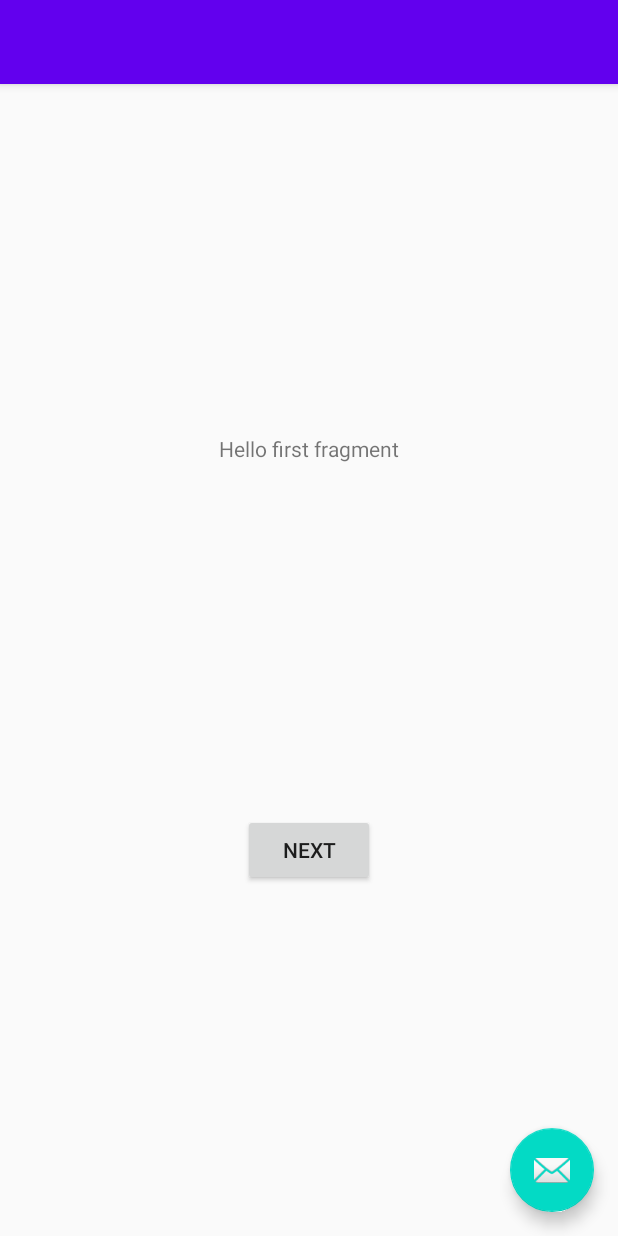
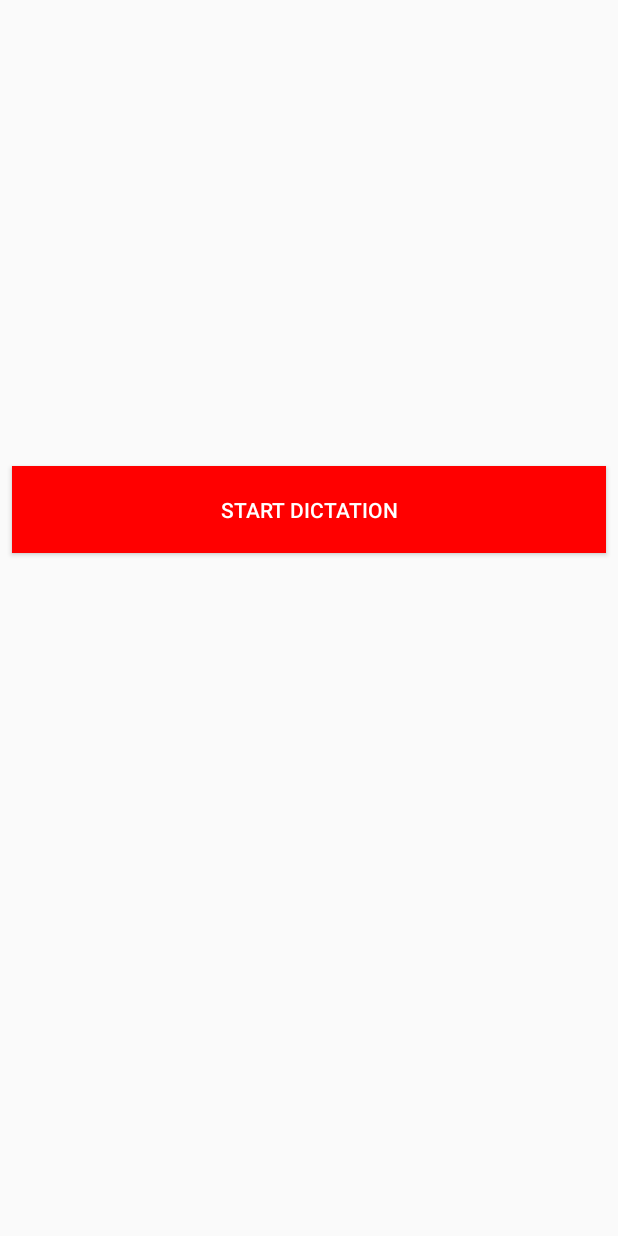
Before and after one commit to pradyumnjain/metadoc-voice-assistant, an Android app: the layout activity_record.xml on its own in the app's theme, with its tools: preview values and no code run, on a phone screen of 412 x 824 dp. Run offline under Robolectric (Android 15) with nearby library versions, the phone set to English and light mode, and no system bars.

Commit message:
Speech to text final

```diff
--- a/Metadoc/app/src/main/java/com/gautam/metadoc/FirstFragment.kt
+++ /dev/null
@@ -1,31 +0,0 @@
-package com.gautam.metadoc
-
-import android.os.Bundle
-import androidx.fragment.app.Fragment
-import android.view.LayoutInflater
-import android.view.View
-import android.view.ViewGroup
-import android.widget.Button
-import androidx.navigation.fragment.findNavController
-
-/**
- * A simple [Fragment] subclass as the default destination in the navigation.
- */
-class FirstFragment : Fragment() {
-
-    override fun onCreateView(
-        inflater: LayoutInflater, container: ViewGroup?,
-        savedInstanceState: Bundle?
-    ): View? {
-        // Inflate the layout for this fragment
-        return inflater.inflate(R.layout.fragment_first, container, false)
-    }
-
-    override fun onViewCreated(view: View, savedInstanceState: Bundle?) {
-        super.onViewCreated(view, savedInstanceState)
-
-        view.findViewById<Button>(R.id.button_first).setOnClickListener {
-            findNavController().navigate(R.id.action_FirstFragment_to_SecondFragment)
-        }
-    }
-}
--- a/Metadoc/app/src/main/res/layout/activity_record.xml
+++ b/Metadoc/app/src/main/res/layout/activity_record.xml
@@ -1,33 +1,39 @@
 <?xml version="1.0" encoding="utf-8"?>
-<androidx.coordinatorlayout.widget.CoordinatorLayout xmlns:android="http://schemas.android.com/apk/res/android"
+<androidx.constraintlayout.widget.ConstraintLayout xmlns:android="http://schemas.android.com/apk/res/android"
     xmlns:app="http://schemas.android.com/apk/res-auto"
     xmlns:tools="http://schemas.android.com/tools"
     android:layout_width="match_parent"
     android:layout_height="match_parent"
     tools:context=".RecordActivity">
-
-    <com.google.android.material.appbar.AppBarLayout
+    <TextView
+        android:id="@+id/textOutput"
         android:layout_width="match_parent"
         android:layout_height="wrap_content"
-        android:theme="@style/AppTheme.AppBarOverlay">
+        android:text=""
+        android:textColor="#FF0000"
+        android:textSize="30sp"
+        android:layout_margin="10dp"
+        android:layout_marginStart="8dp"
+        android:layout_marginEnd="8dp"
+        android:layout_marginTop="12dp"
+        app:layout_constraintStart_toStartOf="parent"
+        app:layout_constraintHorizontal_bias="0.0"
+        app:layout_constraintTop_toTopOf="parent"
+        app:layout_constraintEnd_toEndOf="parent" />
 
-        <androidx.appcompat.widget.Toolbar
-            android:id="@+id/toolbar"
-            android:layout_width="match_parent"
-            android:layout_height="?attr/actionBarSize"
-            android:background="?attr/colorPrimary"
-            app:popupTheme="@style/AppTheme.PopupOverlay" />
-
-    </com.google.android.material.appbar.AppBarLayout>
-
-    <include layout="@layout/content_record" />
-
-    <com.google.android.material.floatingactionbutton.FloatingActionButton
-        android:id="@+id/fab"
-        android:layout_width="wrap_content"
-        android:layout_height="wrap_content"
-        android:layout_gravity="bottom|end"
-        android:layout_margin="@dimen/fab_margin"
-        app:srcCompat="@android:drawable/ic_dialog_email" />
-
-</androidx.coordinatorlayout.widget.CoordinatorLayout>
+    <Button
+        android:id="@+id/startDictation"
+        android:layout_width="match_parent"
+        android:layout_height="58dp"
+        android:background="#FF0000"
+        android:text="Start dictation"
+        android:textColor="#ffffff"
+        android:onClick="onClick"
+        android:layout_marginStart="8dp"
+        android:layout_marginTop="260dp"
+        android:layout_marginEnd="8dp"
+        app:layout_constraintEnd_toEndOf="parent"
+        app:layout_constraintHorizontal_bias="0.498"
+        app:layout_constraintStart_toStartOf="parent"
+        app:layout_constraintTop_toBottomOf="@+id/textOutput" />
+</androidx.constraintlayout.widget.ConstraintLayout>
--- a/Metadoc/app/src/main/res/layout/content_record.xml
+++ /dev/null
@@ -1,19 +0,0 @@
-<?xml version="1.0" encoding="utf-8"?>
-<androidx.constraintlayout.widget.ConstraintLayout xmlns:android="http://schemas.android.com/apk/res/android"
-    xmlns:app="http://schemas.android.com/apk/res-auto"
-    android:layout_width="match_parent"
-    android:layout_height="match_parent"
-    app:layout_behavior="@string/appbar_scrolling_view_behavior">
-
-    <fragment
-        android:id="@+id/nav_host_fragment"
-        android:name="androidx.navigation.fragment.NavHostFragment"
-        android:layout_width="0dp"
-        android:layout_height="0dp"
-        app:defaultNavHost="true"
-        app:layout_constraintBottom_toBottomOf="parent"
-        app:layout_constraintLeft_toLeftOf="parent"
-        app:layout_constraintRight_toRightOf="parent"
-        app:layout_constraintTop_toTopOf="parent"
-        app:navGraph="@navigation/nav_graph" />
-</androidx.constraintlayout.widget.ConstraintLayout>
```
Also changed, not shown: Metadoc/app/src/main/AndroidManifest.xml (+6 -4 lines), Metadoc/app/src/main/java/com/gautam/metadoc/RecordActivity.kt (+28 -7 lines), Metadoc/app/src/main/java/com/gautam/metadoc/SecondFragment.kt (deleted, +0 -31 lines).
